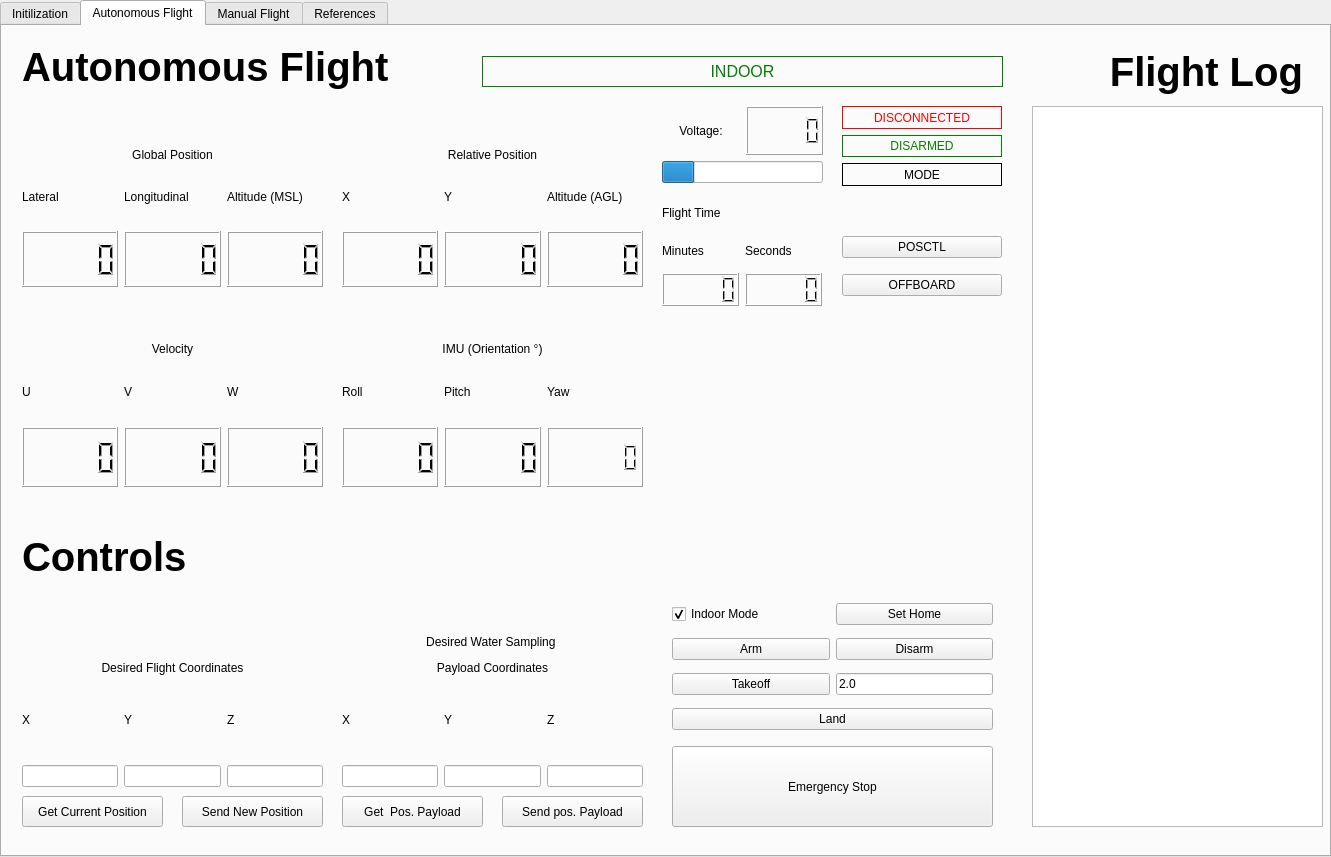
This is src/GUI/GUI_Sampler.ui in FSC-Lab/ground_station_gui as Qt 5 draws it before an edit. The edited form follows.
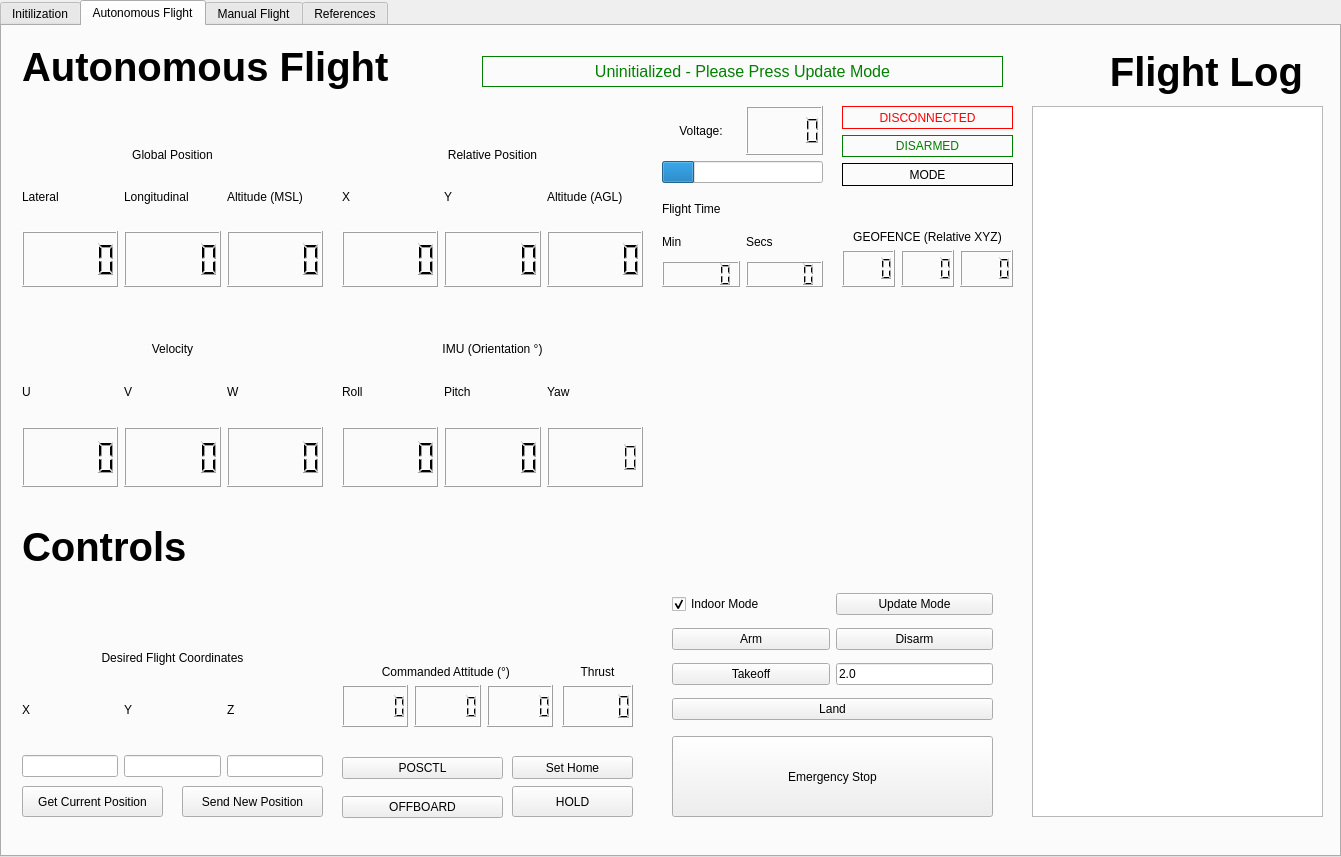
This is the edited form.

Patch:
```diff
--- a/src/GUI/GUI_Sampler.ui
+++ b/src/GUI/GUI_Sampler.ui
@@ -6,7 +6,7 @@
    <rect>
     <x>0</x>
     <y>0</y>
-    <width>1331</width>
+    <width>1341</width>
     <height>857</height>
    </rect>
   </property>
@@ -336,8 +336,8 @@
      <rect>
       <x>660</x>
       <y>170</y>
-      <width>160</width>
-      <height>110</height>
+      <width>161</width>
+      <height>91</height>
      </rect>
     </property>
     <layout class="QVBoxLayout" name="FlightTimeVLayout">
@@ -353,14 +353,14 @@
        <item>
         <widget class="QLabel" name="Min_Label">
          <property name="text">
-          <string>Minutes</string>
+          <string>Min</string>
          </property>
         </widget>
        </item>
        <item>
         <widget class="QLabel" name="Sec_Label">
          <property name="text">
-          <string>Seconds</string>
+          <string>Secs</string>
          </property>
         </widget>
        </item>
@@ -384,7 +384,7 @@
       <x>1030</x>
       <y>80</y>
       <width>291</width>
-      <height>721</height>
+      <height>711</height>
      </rect>
     </property>
    </widget>
@@ -415,7 +415,7 @@
     <property name="geometry">
      <rect>
       <x>20</x>
-      <y>570</y>
+      <y>560</y>
       <width>301</width>
       <height>191</height>
      </rect>
@@ -479,7 +479,7 @@
     <property name="geometry">
      <rect>
       <x>20</x>
-      <y>770</y>
+      <y>760</y>
       <width>141</width>
       <height>31</height>
      </rect>
@@ -492,7 +492,7 @@
     <property name="geometry">
      <rect>
       <x>670</x>
-      <y>720</y>
+      <y>710</y>
       <width>321</width>
       <height>81</height>
      </rect>
@@ -505,7 +505,7 @@
     <property name="geometry">
      <rect>
       <x>180</x>
-      <y>770</y>
+      <y>760</y>
       <width>141</width>
       <height>31</height>
      </rect>
@@ -517,92 +517,6 @@
      <string>Return</string>
     </property>
    </widget>
-   <widget class="QPushButton" name="GetCurrentPositionPayload">
-    <property name="geometry">
-     <rect>
-      <x>340</x>
-      <y>770</y>
-      <width>141</width>
-      <height>31</height>
-     </rect>
-    </property>
-    <property name="text">
-     <string>Get  Pos. Payload</string>
-    </property>
-   </widget>
-   <widget class="QWidget" name="verticalLayoutWidget_16">
-    <property name="geometry">
-     <rect>
-      <x>340</x>
-      <y>570</y>
-      <width>301</width>
-      <height>191</height>
-     </rect>
-    </property>
-    <layout class="QVBoxLayout" name="WaterSamplingLayout">
-     <item>
-      <widget class="QLabel" name="DesiredWaterSamplingPayloadCoordinates">
-       <property name="text">
-        <string>&lt;html&gt;&lt;head/&gt;&lt;body&gt;&lt;p align=&quot;center&quot;&gt;Desired Water Sampling &lt;/p&gt;&lt;p align=&quot;center&quot;&gt;Payload Coordinates&lt;/p&gt;&lt;/body&gt;&lt;/html&gt;</string>
-       </property>
-       <property name="alignment">
-        <set>Qt::AlignBottom|Qt::AlignHCenter</set>
-       </property>
-      </widget>
-     </item>
-     <item>
-      <layout class="QHBoxLayout" name="WaterHLayout">
-       <item>
-        <widget class="QLabel" name="XLabel2">
-         <property name="text">
-          <string>X</string>
-         </property>
-        </widget>
-       </item>
-       <item>
-        <widget class="QLabel" name="YLabel2">
-         <property name="text">
-          <string>Y</string>
-         </property>
-        </widget>
-       </item>
-       <item>
-        <widget class="QLabel" name="ZLabel2">
-         <property name="text">
-          <string>Z</string>
-         </property>
-        </widget>
-       </item>
-      </layout>
-     </item>
-     <item>
-      <layout class="QHBoxLayout" name="WaterHLayout1">
-       <item>
-        <widget class="QLineEdit" name="XPositionPayload"/>
-       </item>
-       <item>
-        <widget class="QLineEdit" name="YPositionPayload"/>
-       </item>
-       <item>
-        <widget class="QLineEdit" name="ZPositionPayload"/>
-       </item>
-      </layout>
-     </item>
-    </layout>
-   </widget>
-   <widget class="QPushButton" name="SendPositionPayload">
-    <property name="geometry">
-     <rect>
-      <x>500</x>
-      <y>770</y>
-      <width>141</width>
-      <height>31</height>
-     </rect>
-    </property>
-    <property name="text">
-     <string>Send pos. Payload</string>
-    </property>
-   </widget>
    <widget class="QWidget" name="verticalLayoutWidget_14">
     <property name="geometry">
      <rect>
@@ -667,7 +581,7 @@
     <property name="geometry">
      <rect>
       <x>20</x>
-      <y>500</y>
+      <y>490</y>
       <width>281</width>
       <height>61</height>
      </rect>
@@ -723,7 +637,7 @@
      <rect>
       <x>840</x>
       <y>80</y>
-      <width>160</width>
+      <width>171</width>
       <height>80</height>
      </rect>
     </property>
@@ -791,7 +705,7 @@
     <property name="geometry">
      <rect>
       <x>670</x>
-      <y>570</y>
+      <y>560</y>
       <width>321</width>
       <height>141</height>
      </rect>
@@ -844,13 +758,6 @@
        </property>
       </widget>
      </item>
-     <item row="0" column="1">
-      <widget class="QPushButton" name="SetHome">
-       <property name="text">
-        <string>Set Home</string>
-       </property>
-      </widget>
-     </item>
      <item row="4" column="0" colspan="2">
       <widget class="QPushButton" name="Land">
        <property name="sizePolicy">
@@ -864,6 +771,13 @@
        </property>
       </widget>
      </item>
+     <item row="0" column="1">
+      <widget class="QPushButton" name="UPDATEMODE">
+       <property name="text">
+        <string>Update Mode</string>
+       </property>
+      </widget>
+     </item>
     </layout>
    </widget>
    <widget class="QLabel" name="StateSimulation">
@@ -890,7 +804,7 @@
      <enum>QFrame::Plain</enum>
     </property>
     <property name="text">
-     <string>INDOOR</string>
+     <string>Uninitialized - Please Press Update Mode</string>
     </property>
     <property name="alignment">
      <set>Qt::AlignCenter</set>
@@ -900,28 +814,189 @@
     <property name="geometry">
      <rect>
       <x>840</x>
-      <y>200</y>
-      <width>160</width>
-      <height>80</height>
+      <y>180</y>
+      <width>171</width>
+      <height>81</height>
      </rect>
     </property>
     <layout class="QVBoxLayout" name="verticalLayout_2">
      <item>
-      <widget class="QPushButton" name="POSCTL">
+      <widget class="QLabel" name="GPSLabel_5">
        <property name="text">
-        <string>POSCTL</string>
+        <string>GEOFENCE (Relative XYZ)</string>
        </property>
+       <property name="alignment">
+        <set>Qt::AlignBottom|Qt::AlignHCenter</set>
+       </property>
       </widget>
      </item>
      <item>
+      <layout class="QHBoxLayout" name="GPS_DISP_3">
+       <item>
+        <widget class="QLCDNumber" name="Geofence_X">
+         <property name="digitCount">
+          <number>4</number>
+         </property>
+        </widget>
+       </item>
+       <item>
+        <widget class="QLCDNumber" name="Geofence_Y">
+         <property name="digitCount">
+          <number>4</number>
+         </property>
+        </widget>
+       </item>
+       <item>
+        <widget class="QLCDNumber" name="Geofence_Z">
+         <property name="digitCount">
+          <number>4</number>
+         </property>
+        </widget>
+       </item>
+      </layout>
+     </item>
+    </layout>
+   </widget>
+   <widget class="QWidget" name="verticalLayoutWidget_20">
+    <property name="geometry">
+     <rect>
+      <x>340</x>
+      <y>610</y>
+      <width>211</width>
+      <height>91</height>
+     </rect>
+    </property>
+    <layout class="QVBoxLayout" name="GPSDataLayout_6">
+     <item>
+      <widget class="QLabel" name="GPSLabel_7">
+       <property name="text">
+        <string>Commanded Attitude (°) </string>
+       </property>
+       <property name="alignment">
+        <set>Qt::AlignBottom|Qt::AlignHCenter</set>
+       </property>
+      </widget>
+     </item>
+     <item>
+      <layout class="QHBoxLayout" name="GPS_DISP_6">
+       <item>
+        <widget class="QLCDNumber" name="TargROLL_DISP"/>
+       </item>
+       <item>
+        <widget class="QLCDNumber" name="TargPITCH_DISP"/>
+       </item>
+       <item>
+        <widget class="QLCDNumber" name="TargYAW_DISP"/>
+       </item>
+      </layout>
+     </item>
+    </layout>
+   </widget>
+   <widget class="QWidget" name="verticalLayoutWidget_21">
+    <property name="geometry">
+     <rect>
+      <x>560</x>
+      <y>610</y>
+      <width>71</width>
+      <height>91</height>
+     </rect>
+    </property>
+    <layout class="QVBoxLayout" name="GPSDataLayout_7">
+     <item>
+      <widget class="QLabel" name="GPSLabel_9">
+       <property name="text">
+        <string>Thrust</string>
+       </property>
+       <property name="alignment">
+        <set>Qt::AlignBottom|Qt::AlignHCenter</set>
+       </property>
+      </widget>
+     </item>
+     <item>
+      <layout class="QHBoxLayout" name="GPS_DISP_7">
+       <item>
+        <widget class="QLCDNumber" name="TargTHRUST_DISP"/>
+       </item>
+      </layout>
+     </item>
+    </layout>
+   </widget>
+   <widget class="QWidget" name="gridLayoutWidget_3">
+    <property name="geometry">
+     <rect>
+      <x>340</x>
+      <y>720</y>
+      <width>161</width>
+      <height>83</height>
+     </rect>
+    </property>
+    <layout class="QGridLayout" name="gridLayout_2">
+     <property name="sizeConstraint">
+      <enum>QLayout::SetMinimumSize</enum>
+     </property>
+     <item row="2" column="0">
       <widget class="QPushButton" name="OFFBOARD">
        <property name="text">
         <string>OFFBOARD</string>
        </property>
       </widget>
      </item>
+     <item row="1" column="0">
+      <widget class="QPushButton" name="POSCTL">
+       <property name="text">
+        <string>POSCTL</string>
+       </property>
+      </widget>
+     </item>
     </layout>
    </widget>
+   <widget class="QPushButton" name="HOLD">
+    <property name="geometry">
+     <rect>
+      <x>510</x>
+      <y>760</y>
+      <width>121</width>
+      <height>31</height>
+     </rect>
+    </property>
+    <property name="text">
+     <string>HOLD</string>
+    </property>
+    <property name="iconSize">
+     <size>
+      <width>16</width>
+      <height>16</height>
+     </size>
+    </property>
+    <property name="shortcut">
+     <string>Esc</string>
+    </property>
+    <property name="checkable">
+     <bool>false</bool>
+    </property>
+    <property name="autoDefault">
+     <bool>false</bool>
+    </property>
+    <property name="default">
+     <bool>false</bool>
+    </property>
+    <property name="flat">
+     <bool>false</bool>
+    </property>
+   </widget>
+   <widget class="QPushButton" name="SetHome">
+    <property name="geometry">
+     <rect>
+      <x>510</x>
+      <y>730</y>
+      <width>121</width>
+      <height>23</height>
+     </rect>
+    </property>
+    <property name="text">
+     <string>Set Home</string>
+    </property>
+   </widget>
   </widget>
   <widget class="QWidget" name="ManualFlightManagment_Tab">
    <attribute name="title">
```
Left out of the diff: 4 changed lines with no effect on the pictures.
